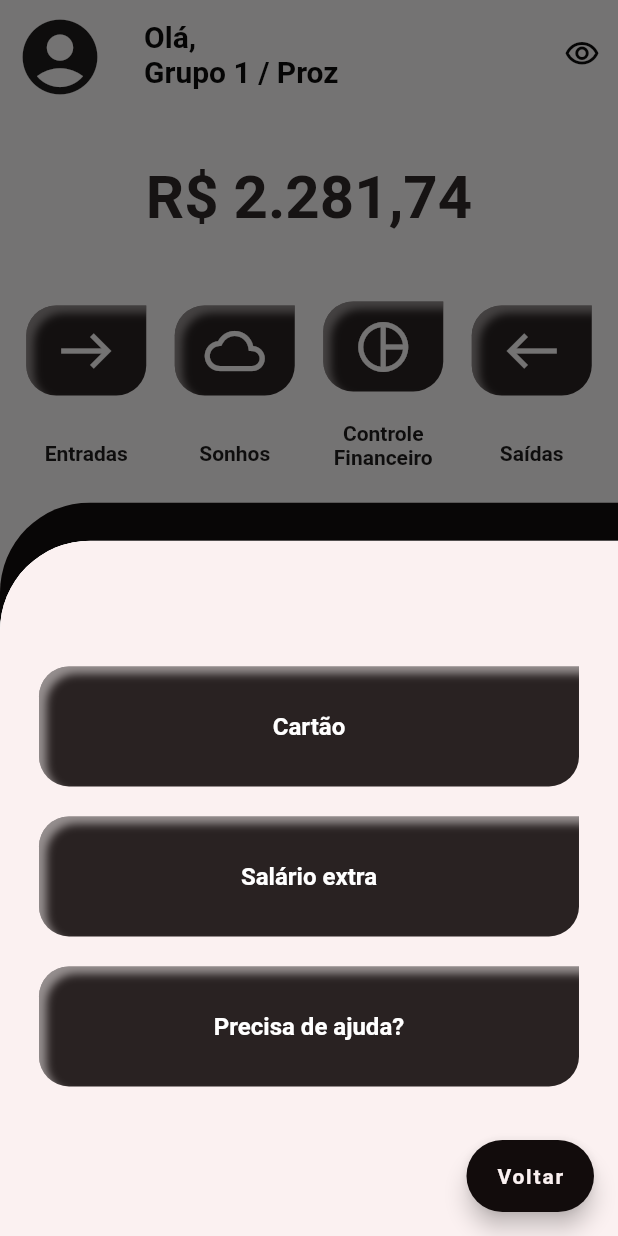
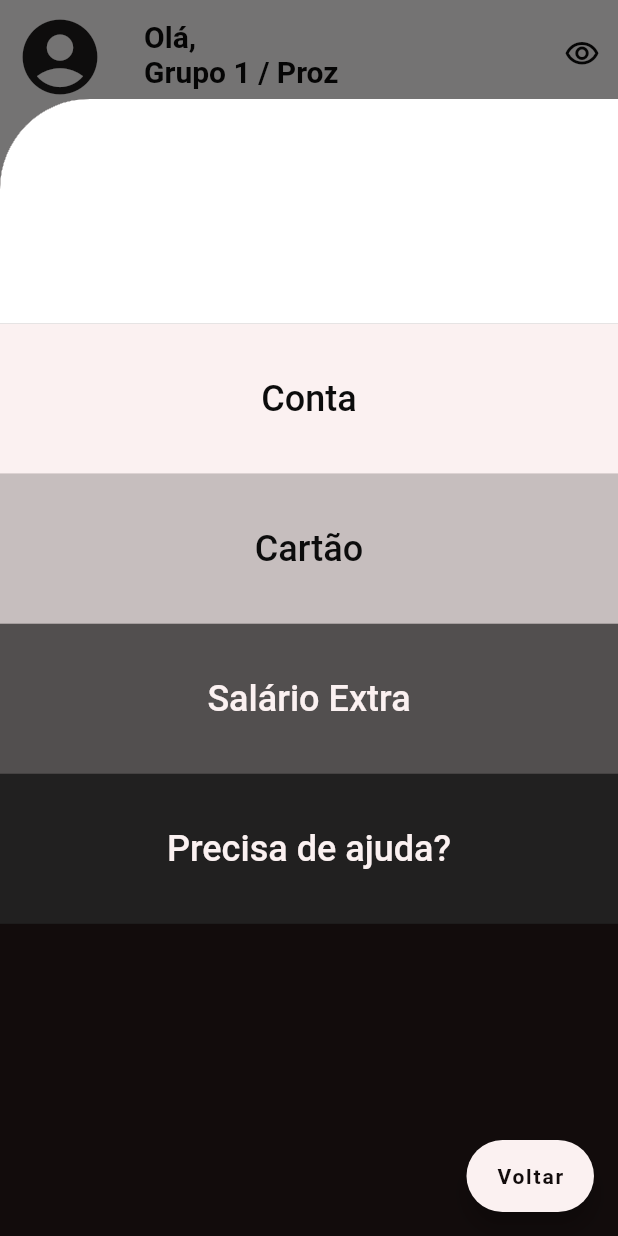
Before and after one commit to proz-tecnologia/PIT03GP01, a Flutter app: the screen it shows after launch, after a tap on "MENU", on a phone screen of 412 x 824 dp. Run offline on Flutter 3.47's test engine with Material 2 defaults, Android fonts, the phone set to English and light mode, and no system bars; our stand-ins replace flutter_inset_box_shadow.

Commit message:
bottom sheet adjustments and update

```diff
--- a/lib/ui/pages/menu_page/floating_menu.dart
+++ b/lib/ui/pages/menu_page/floating_menu.dart
@@ -5,7 +5,7 @@ import 'package:srminhaeiro/ui/pages/menu_page/pages/cartaopage/cartao_page.dart
 import 'package:srminhaeiro/ui/pages/menu_page/pages/salario_extra_page/salario_extra_page.dart';
 
 Widget buildMenuButton(BuildContext context) => FloatingActionButton.extended(
-      backgroundColor: Color.fromARGB(255, 253, 250, 250),
+      backgroundColor: const Color.fromARGB(255, 253, 250, 250),
       label: const Text(
         "MENU",
         style: TextStyle(color: Color(0xff120c0c), fontWeight: FontWeight.bold),
@@ -17,22 +17,26 @@ Widget buildMenuButton(BuildContext context) => FloatingActionButton.extended(
       ),
       onPressed: () {
         showModalBottomSheet<void>(
-          backgroundColor: Color(0xfffbf1f1),
+          isScrollControlled: true,
+          backgroundColor: const Color(0xfffbf1f1),
           shape: const RoundedRectangleBorder(
             borderRadius: const BorderRadius.only(topLeft: Radius.circular(60)),
           ),
           context: context,
           builder: (BuildContext context) {
-            return ClipRRect(
+            return FractionallySizedBox(
+              heightFactor: 0.92,
+              child: ClipRRect(
                 borderRadius:
                     const BorderRadius.only(topLeft: Radius.circular(60)),
                 child: Scaffold(
                   floatingActionButton: FloatingActionButton.extended(
-                  backgroundColor: Color(0xff120c0c),
+                    backgroundColor: const Color(0xfffbf1f1),
                     label: const Text(
                       "Voltar",
                       style: TextStyle(
-                        color: Color(0xfffbf1f1), fontWeight: FontWeight.bold),
+                          color: Color(0xff120c0c),
+                          fontWeight: FontWeight.bold),
                     ),
                     onPressed: () => Navigator.pop(context),
                   ),
@@ -40,29 +44,72 @@ Widget buildMenuButton(BuildContext context) => FloatingActionButton.extended(
                     borderRadius:
                         const BorderRadius.only(topLeft: Radius.circular(60)),
                     child: Container(
-                    height: 500,
-                    color: Color(0xfffbf1f1),
+                      color: const Color(0xff120c0c),
                       child: Center(
-                      child: Column(
-                        mainAxisAlignment: MainAxisAlignment.center,
-                        mainAxisSize: MainAxisSize.min,
+                        child: ListView(
                           children: <Widget>[
-                          FormatButtomMenu(
-                            text: "Cartão",
-                            onpressed: () =>
-                                Navigator.pushNamed(context, cartaoPage.route),
+                            Container(
+                              height: 150,
+                              color: const Color.fromARGB(255, 255, 255, 255),
                             ),
                             FormatButtomMenu(
-                            text: "Salário extra",
+                              text: const Text(
+                                "Conta",
+                                textAlign: TextAlign.center,
+                                style: TextStyle(
+                                    color: Color.fromARGB(255, 12, 12, 12),
+                                    fontWeight: FontWeight.w500,
+                                    fontSize: 24),
+                              ),
+                              onpressed: () => Navigator.pushNamed(
+                                  context, cartaoPage.route),
+                              color: const Color(0xfffbf1f1),
+                            ),
+                            FormatButtomMenu(
+                              text: const Text(
+                                "Cartão",
+                                textAlign: TextAlign.center,
+                                style: TextStyle(
+                                    color: Color.fromARGB(255, 12, 12, 12),
+                                    fontWeight: FontWeight.w500,
+                                    fontSize: 24),
+                              ),
+                              onpressed: () => Navigator.pushNamed(
+                                  context, cartaoPage.route),
+                              color: const Color.fromARGB(255, 198, 190, 190),
+                            ),
+                            FormatButtomMenu(
+                              text: const Text(
+                                "Salário Extra",
+                                textAlign: TextAlign.center,
+                                style: TextStyle(
+                                    color: Color(0xfffbf1f1),
+                                    fontWeight: FontWeight.w500,
+                                    fontSize: 24),
+                              ),
                               onpressed: () => Navigator.pushNamed(
                                   context, salarioExtraPage.route),
+                              color: const Color.fromARGB(255, 82, 79, 79),
                             ),
                             FormatButtomMenu(
-                            text: "Precisa de ajuda?",
+                              text: const Text(
+                                "Precisa de ajuda?",
+                                textAlign: TextAlign.center,
+                                style: TextStyle(
+                                    color: Color(0xfffbf1f1),
+                                    fontWeight: FontWeight.w500,
+                                    fontSize: 24),
+                              ),
                               onpressed: () =>
                                   Navigator.pushNamed(context, AjudaPage.route),
+                              color: const Color.fromARGB(255, 33, 32, 32),
+                            ),
+                            Container(
+                              height: 150,
+                              color: const Color(0xff120c0c),
                             ),
                           ],
+                        ),
                       ),
                     ),
                   ),
--- a/lib/ui/pages/menu_page/floating_menu_config.dart
+++ b/lib/ui/pages/menu_page/floating_menu_config.dart
@@ -2,41 +2,29 @@ import 'package:flutter/material.dart' hide BoxDecoration, BoxShadow;
 import 'package:flutter_inset_box_shadow/flutter_inset_box_shadow.dart';
 
 class FormatButtomMenu extends StatelessWidget {
-  final String text;
+  final Text text;
   final String? value;
   final VoidCallback? onpressed;
-  const FormatButtomMenu({
-    Key? key,
-    this.onpressed,
-    required this.text,
-    this.value,
-  }) : super(key: key);
+  final Color? color;
+  const FormatButtomMenu(
+      {Key? key, this.onpressed, required this.text, this.value, this.color})
+      : super(key: key);
 
   @override
   Widget build(BuildContext context) {
     return Column(
-      mainAxisAlignment: MainAxisAlignment.spaceAround,
       children: [
-        Padding(
-          padding: const EdgeInsets.only(bottom: 16.0),
-          child: Container(
-            margin: const EdgeInsets.all(2),
-            height: 80,
-            width: 360,
+        Container(
+          height: 100,
           decoration: BoxDecoration(
-              borderRadius: const BorderRadius.only(
-                topLeft: Radius.circular(20),
-                bottomLeft: Radius.circular(20),
-                bottomRight: Radius.circular(20),
-              ),
-              color: Color(0xff120c0c).withOpacity(0.9),
-              boxShadow: [
+            color: color,
+            /*  boxShadow: [
               BoxShadow(
                   inset: true,
                   blurRadius: 4,
                   offset: Offset(5, 5),
                   color: Color(0xfffff9f9).withOpacity(0.5))
-              ],
+            ], */
           ),
           child: ClipRRect(
             borderRadius: BorderRadius.circular(20),
@@ -45,19 +33,9 @@ class FormatButtomMenu extends StatelessWidget {
               child: InkWell(
                 onTap: onpressed,
                 child: SizedBox(
-                    height: 80,
-                    width: 360,
+                  height: 100,
                   child: Center(
-                      child: Text(
-                        text,
-                        textAlign: TextAlign.center,
-                        style: const TextStyle(
-                          color: Colors.white,
-                          fontWeight: FontWeight.bold,
-                          fontSize: 16,
-                        ),
-                      ),
-                    ),
+                    child: text,
                   ),
                 ),
               ),
```
Lines whose indentation alone changed are shown as unchanged.
